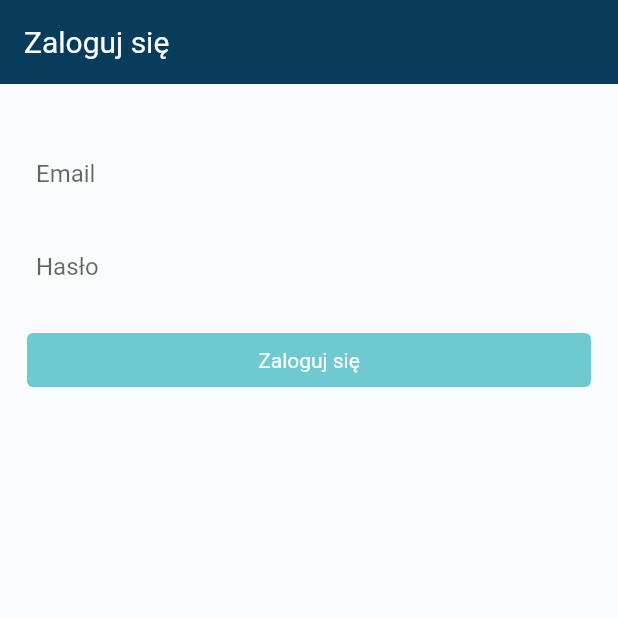
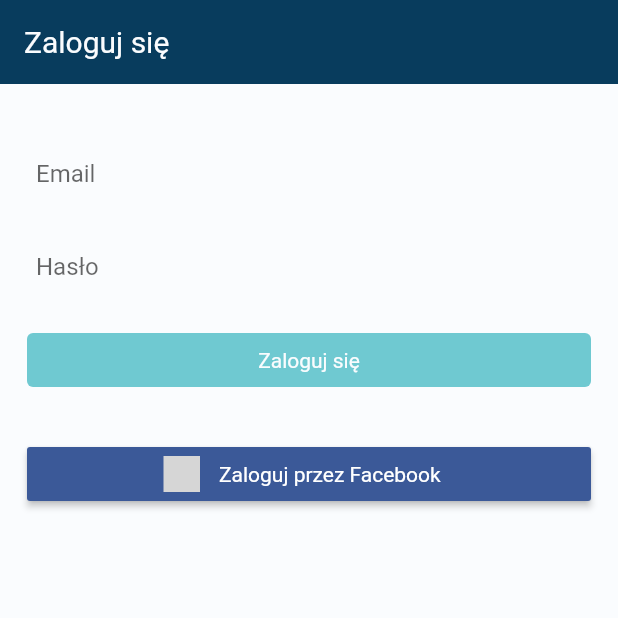
Before and after one commit to artoniaz/chalet, a Flutter app: the screen it shows after launch, on a phone screen of 412 x 824 dp, the top half of it. Run offline on Flutter 3.47's test engine with Material 2 defaults, Android fonts, the phone set to English and light mode, and no system bars; our stand-ins replace cached_network_image, carousel_slider, cloud_firestore, dio, firebase_auth, firebase_core and 15 more; missing offline and left inert: flutter_login_facebook, flutter_polyline_points, geoflutterfire, google_place; accounts and stored records are empty; grey boxes are pictures that could not be loaded.

Commit message:
Added facebook auth

```diff
--- a/lib/screens/authenticate/sign_in.dart
+++ b/lib/screens/authenticate/sign_in.dart
@@ -3,6 +3,7 @@ import 'package:chalet/widgets/index.dart';
 import 'package:flutter/material.dart';
 import 'package:chalet/services/index.dart';
 import 'package:chalet/styles/index.dart';
+import 'package:flutter_signin_button/flutter_signin_button.dart';
 
 class SignIn extends StatefulWidget {
   final Function toggleView;
@@ -31,8 +32,7 @@ class _SignInState extends State<SignIn> {
       email = email.trim();
       passwordController.text = passwordController.text.trim();
       try {
-        await _authService.signInWithEmailAndPassword(
-            email, passwordController.text);
+        await _authService.signInWithEmailAndPassword(email, passwordController.text);
       } catch (e) {
         setState(() {
           passwordController.clear();
@@ -56,36 +56,27 @@ class _SignInState extends State<SignIn> {
                 body: SafeArea(
                   child: Padding(
                     padding: const EdgeInsets.symmetric(
-                        horizontal: Dimentions.horizontalPadding,
-                        vertical: Dimentions.large),
+                        horizontal: Dimentions.horizontalPadding, vertical: Dimentions.large),
                     child: Form(
                         key: _formKey,
                         child: Column(
                           crossAxisAlignment: CrossAxisAlignment.stretch,
                           children: [
                             TextFormField(
-                              decoration: textInputDecoration.copyWith(
-                                  hintText: 'Email'),
+                              decoration: textInputDecoration.copyWith(hintText: 'Email'),
                               validator: (val) =>
-                                  val!.isEmpty || !val.contains('@')
-                                      ? 'Podaj poprawny adres email'
-                                      : null,
-                              onChanged: (String val) =>
-                                  setState(() => email = val),
+                                  val!.isEmpty || !val.contains('@') ? 'Podaj poprawny adres email' : null,
+                              onChanged: (String val) => setState(() => email = val),
                               onEditingComplete: () => node.nextFocus(),
                               keyboardType: TextInputType.emailAddress,
                             ),
                             VerticalSizedBox16(),
                             TextFormField(
                               controller: passwordController,
-                              decoration: textInputDecoration.copyWith(
-                                  hintText: 'Hasło'),
+                              decoration: textInputDecoration.copyWith(hintText: 'Hasło'),
                               obscureText: true,
-                              validator: (val) => val!.length < 6
-                                  ? 'Hasło musi zawierać minimum 6 znaków'
-                                  : null,
-                              onEditingComplete: () =>
-                                  signUpWIthEmailAndPassword(),
+                              validator: (val) => val!.length < 6 ? 'Hasło musi zawierać minimum 6 znaków' : null,
+                              onEditingComplete: () => signUpWIthEmailAndPassword(),
                             ),
                             VerticalSizedBox16(),
                             CustomElevatedButton(
@@ -95,10 +86,13 @@ class _SignInState extends State<SignIn> {
                             if (error.isNotEmpty) VerticalSizedBox16(),
                             Text(
                               error,
-                              style: Theme.of(context)
-                                  .textTheme
-                                  .bodyText2!
-                                  .copyWith(color: Palette.errorRed),
+                              style: Theme.of(context).textTheme.bodyText2!.copyWith(color: Palette.errorRed),
+                            ),
+                            VerticalSizedBox16(),
+                            SignInButton(
+                              Buttons.Facebook,
+                              text: 'Zaloguj przez Facebook',
+                              onPressed: () => AuthService().facebookAuth(),
                             ),
                             if (error.isNotEmpty) VerticalSizedBox16(),
                             CustomTextButton(
--- a/pubspec.yaml
+++ b/pubspec.yaml
@@ -53,6 +53,8 @@ dependencies:
   sliding_up_panel: ^2.0.0+1
   fluttertoast: ^8.0.8
   flutter_toggle_tab: ^1.1.7
+  flutter_signin_button: ^2.0.0
+  flutter_login_facebook: ^1.0.2
 
 
 dev_dependencies:
```
Also changed, not shown: lib/services/auth_service.dart (+21 -0 lines), pubspec.lock, 2 other files.
